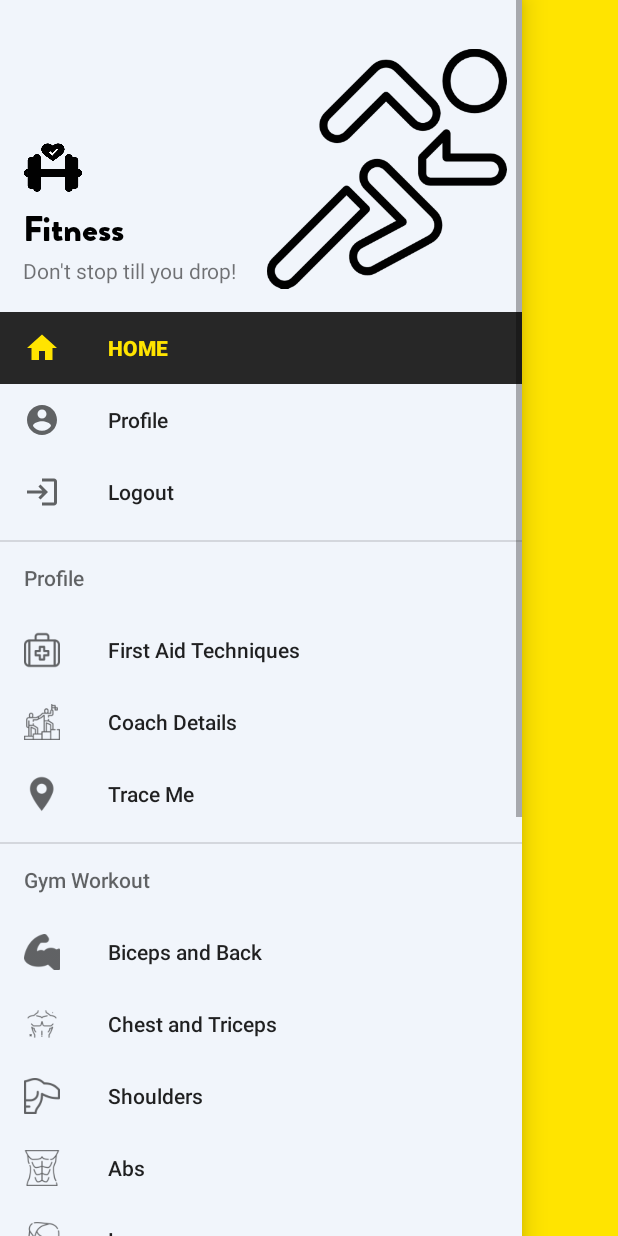
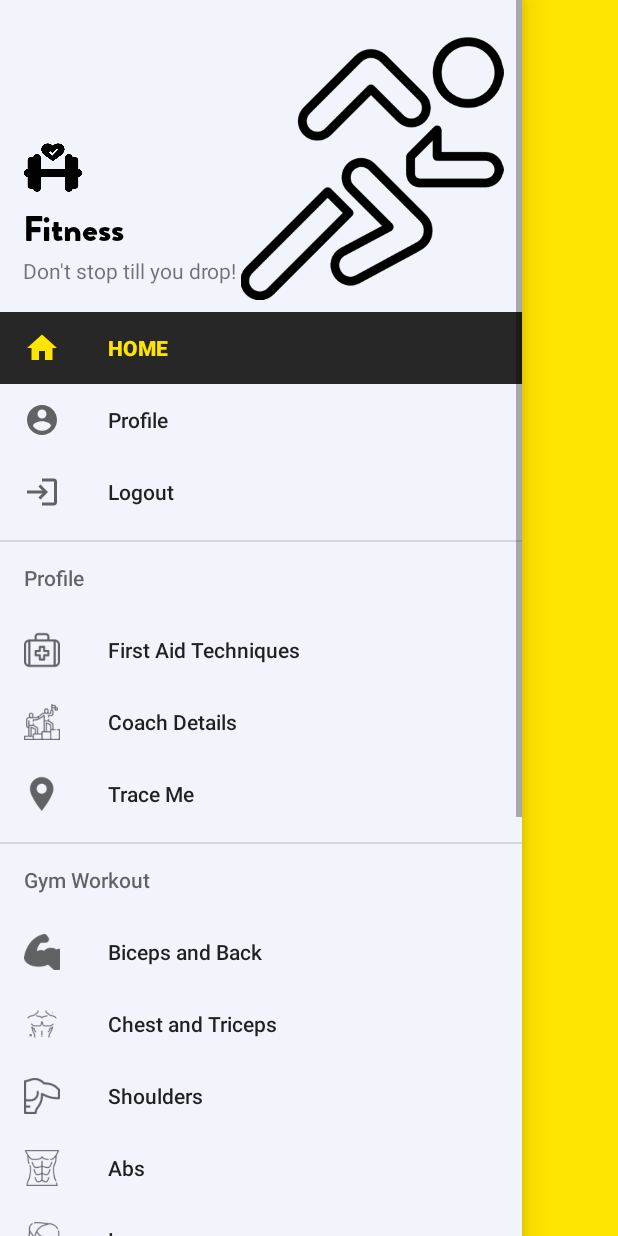
Before and after one commit to goyalankit021/TrackingApp, an Android app: the fragment UserProfileAfterLoginFragment placed in its activity, with the side drawer open, on a phone screen of 412 x 824 dp. Run offline under Robolectric (Android 15) with nearby library versions, the phone set to English and light mode, and no system bars; our stand-ins replace Firebase (no records; nobody signed in at launch, a user with empty details on screens opened directly).

Commit message:
Change Login screen some

```diff
--- a/app/src/main/java/com/example/happycustomer1/UserProfileAfterLoginFragment.java
+++ b/app/src/main/java/com/example/happycustomer1/UserProfileAfterLoginFragment.java
@@ -2,6 +2,7 @@ package com.example.happycustomer1;
 
 import android.content.Context;
 import android.content.SharedPreferences;
+import android.graphics.Color;
 import android.os.Bundle;
 
 import androidx.appcompat.widget.Toolbar;
@@ -96,6 +97,9 @@ public class UserProfileAfterLoginFragment extends Fragment {
         mTitle = (TextView)toolbarTop.findViewById(R.id.toolbar_title);
         mTitle.setText("profile");
 
+        //To change color
+        toolbarTop.setBackgroundColor(Color.parseColor("#f2f5f8"));
+
 
         //Text Field for Name
         username=(TextView)view1.findViewById(R.id.username);
@@ -115,7 +119,7 @@ public class UserProfileAfterLoginFragment extends Fragment {
         bmi_button=(Button)view1.findViewById(R.id.emi_button);
 
         bmi_category=(TextView)view1.findViewById(R.id.bmi_catergory);
-        bmi_value=(TextView)view1.findViewById(R.id.bmi_catergory);
+        bmi_value=(TextView)view1.findViewById(R.id.bmi_value);
 
         bmi_button.setOnClickListener(new View.OnClickListener() {
             @Override
@@ -154,7 +158,7 @@ public class UserProfileAfterLoginFragment extends Fragment {
         }
 
         float weight_val_int=Float.valueOf(weightVal);
-        float height_val_int=Float.valueOf(weightVal);
+        float height_val_int=Float.valueOf(heightVal);
         float val=(weight_val_int/(height_val_int*height_val_int))*10000;
         bmi_value.setText(String.valueOf(val));
 
--- a/app/src/main/res/layout/exitdialog.xml
+++ b/app/src/main/res/layout/exitdialog.xml
@@ -59,7 +59,7 @@
                     android:layout_height="wrap_content"
                     android:layout_margin="5dp"
                     android:layout_weight="1"
-                    android:backgroundTint="#FF0000"
+                    android:backgroundTint="#e62e3a"
                     android:text="Yes"
                     app:cornerRadius="20dp" />
 
@@ -69,6 +69,7 @@
                     android:layout_height="wrap_content"
                     android:layout_margin="5dp"
                     android:layout_weight="1"
+                    android:backgroundTint="#fee300"
                     android:text="No"
                     app:cornerRadius="20dp" />
             </LinearLayout>
--- a/app/src/main/res/layout/fragment_home.xml
+++ b/app/src/main/res/layout/fragment_home.xml
@@ -46,6 +46,7 @@
                     <TextView
                         android:layout_width="wrap_content"
                         android:layout_height="wrap_content"
+                        android:id="@+id/tempHead1"
                         android:fontFamily="@font/bungee"
                         android:padding="25dp"
                         android:text="Bicep Home\nWorkout"
--- a/app/src/main/res/layout/menu_layout_header.xml
+++ b/app/src/main/res/layout/menu_layout_header.xml
@@ -32,6 +32,7 @@
     <ImageView
         android:layout_width="160dp"
         android:layout_height="175dp"
+        android:layout_toRightOf="@+id/menu_slogan"
         android:src="@drawable/run"
         android:layout_alignParentBottom="true"
         android:layout_marginRight="10dp"
--- a/app/src/main/res/values-night/themes.xml
+++ b/app/src/main/res/values-night/themes.xml
@@ -3,7 +3,7 @@
     <style name="Theme.HappyCustomer1" parent="Theme.MaterialComponents.DayNight.NoActionBar.Bridge">
         <item name="colorPrimary">@color/colorPrimary</item>
         <item name="colorPrimaryDark">@color/colorPrimaryDark</item>
-        <item name="colorAccent">@color/colorAccent</item>
+        <item name="colorAccent">@color/white</item>
     </style>
 
     <!--Menu Style-->
@@ -11,7 +11,7 @@
         <!-- Color of text and icon when SELECTED-->
         <item name="colorPrimary">@color/colorPrimary</item>
         <!-- Background color when SELECTED-->
-        <item name="colorControlHighlight">@color/colorAccent</item>
+        <item name="colorControlHighlight">@color/white</item>
     </style>
 
     <style name="DialogAnimation">
```
Also changed, not shown: app/src/main/java/com/example/happycustomer1/ProfileLoginFragment.java (+31 -2 lines).
